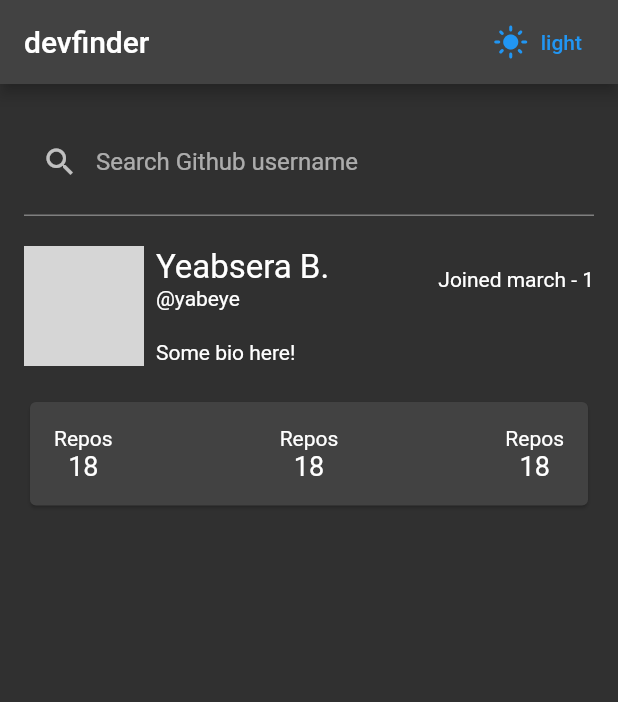
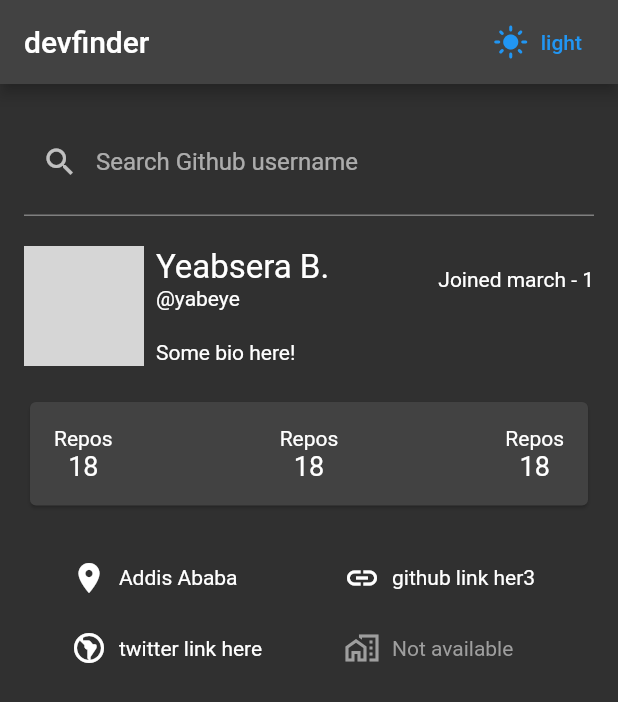
Before and after one commit to yabeye/github_user_search_app, a Flutter app: the screen it shows after launch, on a phone screen of 412 x 824 dp. Shown: the top 702 px of the screen. Run offline on Flutter 3.47's test engine with Material 2 defaults, Android fonts, the phone set to English and light mode, and no system bars; drawn by our look-alikes of cached_network_image; network calls fail; grey boxes are pictures that could not be loaded.

Commit message:
Added a meta data display card.

```diff
--- a/lib/src/presentation/screens/home.screen.dart
+++ b/lib/src/presentation/screens/home.screen.dart
@@ -11,7 +11,8 @@ class HomeScreen extends StatelessWidget {
   @override
   Widget build(BuildContext context) {
     final Size deviceSize = MediaQuery.of(context).size;
-    return Padding(
+    return SingleChildScrollView(
+      child: Padding(
         padding: const EdgeInsets.all(16.0),
         child: Center(
           child: Column(
@@ -98,7 +99,10 @@ class HomeScreen extends StatelessWidget {
               ),
               const SizedBox(height: 20),
               const GithubStatusCard(),
+              const SizedBox(height: 20),
+              const MetaInfo(),
             ],
+          ),
         ),
       ),
     );
--- /dev/null
+++ b/lib/src/presentation/widgets/meta_info.dart
@@ -0,0 +1,79 @@
+import 'package:flutter/material.dart';
+
+class MetaInfo extends StatelessWidget {
+  const MetaInfo({
+    super.key,
+  });
+
+  @override
+  Widget build(BuildContext context) {
+    return Padding(
+      padding: const EdgeInsets.all(8.0),
+      child: Row(
+        mainAxisAlignment: MainAxisAlignment.spaceAround,
+        children: [
+          Column(
+            crossAxisAlignment: CrossAxisAlignment.start,
+            children: const [
+              InfoText(
+                iconData: Icons.location_on,
+                label: "Addis Ababa",
+              ),
+              SizedBox(height: 15),
+              InfoText(
+                iconData: Icons.south_america_outlined,
+                label: "twitter link here",
+              ),
+            ],
+          ),
+          Column(
+            crossAxisAlignment: CrossAxisAlignment.start,
+            children: const [
+              InfoText(
+                iconData: Icons.link,
+                label: "github link her3",
+              ),
+              SizedBox(height: 15),
+              InfoText(
+                iconData: Icons.maps_home_work_outlined,
+                // label: "@github",
+              ),
+            ],
+          ),
+        ],
+      ),
+    );
+  }
+}
+
+class InfoText extends StatelessWidget {
+  const InfoText({
+    super.key,
+    required this.iconData,
+    this.label,
+  });
+
+  final IconData iconData;
+  final String? label;
+
+  @override
+  Widget build(BuildContext context) {
+    return Row(
+      children: [
+        Icon(
+          iconData,
+          color: label == null ? Colors.grey : Colors.white,
+        ),
+        Padding(
+          padding: const EdgeInsets.all(8.0),
+          child: Text(
+            label ?? "Not available",
+            style: TextStyle(
+              color: label == null ? Colors.grey : Colors.white,
+            ),
+          ),
+        ),
+      ],
+    );
+  }
+}
--- a/lib/src/presentation/widgets/widgets.dart
+++ b/lib/src/presentation/widgets/widgets.dart
@@ -1,2 +1,3 @@
 export 'gihtub_status_card.dart';
+export 'meta_info.dart';
 export 'sized_container.dart';
```
Lines whose indentation alone changed are shown as unchanged.
